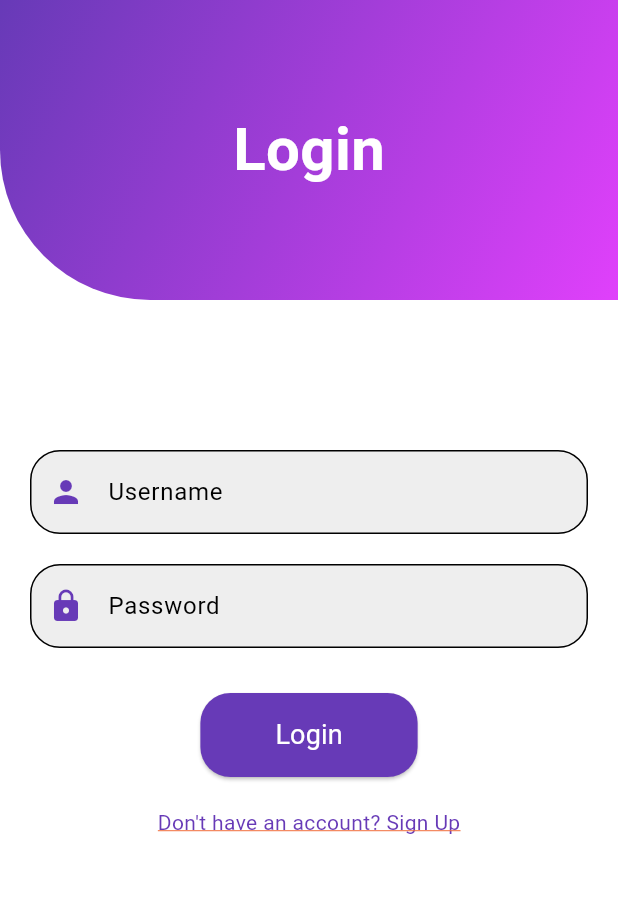
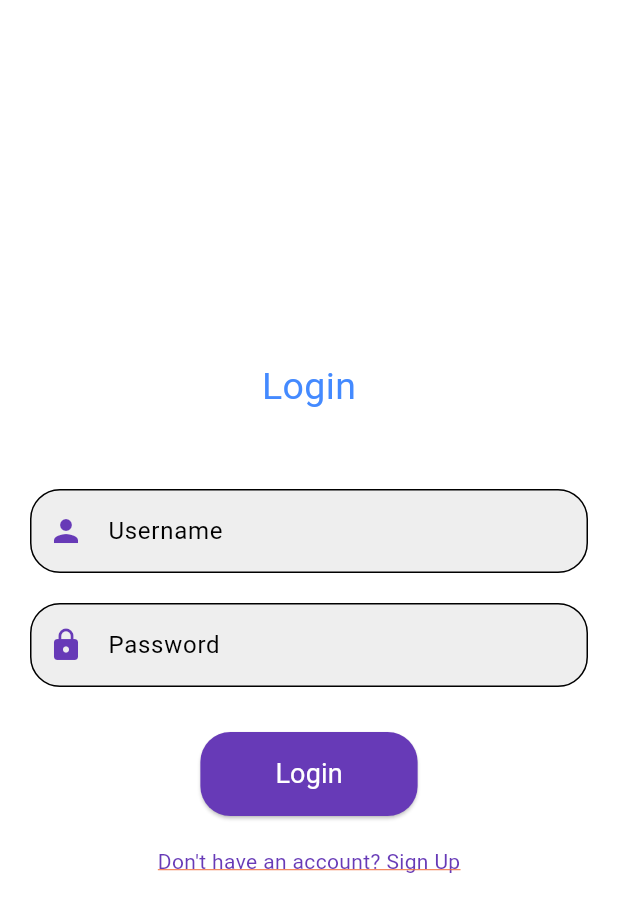
Before and after one commit to rizideep/bly_police, a Flutter app: the screen it shows after launch, on a phone screen of 412 x 824 dp. Shown: the top 912 px of the screen. Run offline on Flutter 3.47's test engine with Material 3 defaults, Android fonts, the phone set to English and light mode, and no system bars; drawn by our look-alikes of shimmer; our stand-ins replace flutter_bloc, flutter_svg, fluttertoast, get_storage, permission_handler; generated files the repository leaves out were written again; Roboto replaces fonts that are missing (inter).

Commit message:
update color multilanguage

```diff
--- /dev/null
+++ b/l10n.yaml
@@ -0,0 +1,3 @@
+arb-dir: lib/localization
+template-arb-file: app_en.arb
+output-localization-file: app_localizations.dart
--- a/lib/base/app_bloc.dart
+++ b/lib/base/app_bloc.dart
@@ -7,6 +7,7 @@ import 'package:http/http.dart';
 import '../server_api/server_constant.dart';
 import '../server_api/server_response.dart';
 import '../utils/app_constant.dart';
+import '../utils/util.dart';
 import 'app_events.dart';
 import 'app_repository.dart';
 import 'app_states.dart';
@@ -44,6 +45,7 @@ class AppBloc extends Bloc<AppEvent, AppStates> {
   }
 
   tigerEventsByTypes(AppEvent event) async {
+
     if (event is LoginEvent) {
       return await _loginRepository.userLoginApi(event);
     }
--- a/lib/base/app_events.dart
+++ b/lib/base/app_events.dart
@@ -1,6 +1,14 @@
+import 'dart:ui';
+
 class AppEvent {}
 
 class InitialEvent extends AppEvent {}
+
+class ChangeLocale extends AppEvent {
+  final Locale locale;
+
+  ChangeLocale(this.locale);
+}
 
 class LoginEvent extends AppEvent {
   late String mobileNumber;
--- a/lib/base/app_states.dart
+++ b/lib/base/app_states.dart
@@ -1,44 +1,54 @@
+import 'dart:ui';
+
 import '../server_api/server_response.dart';
+import 'app_error.dart';
 import 'app_events.dart';
-import 'app_error.dart';
 
 class AppStates {}
 
+class NeutralState extends AppStates {}
 
-  class NeutralState extends AppStates {
+class LocaleChanged extends AppStates {
+  final Locale locale;
 
+  LocaleChanged(this.locale);
 }
-class DataUiState extends AppStates {
-}
+
+class DataUiState extends AppStates {}
 
 class LoadingState extends AppStates {
   late bool isLoading;
   late AppEvent appEvent;
-  LoadingState( this.appEvent);
+
+  LoadingState(this.appEvent);
 }
 
 class ErrorState extends AppStates {
   late AppError appError;
   late AppEvent appEvent;
-  ErrorState(this.appError,this.appEvent);
+
+  ErrorState(this.appError, this.appEvent);
 }
 
 class SessionState extends AppStates {
   late AppError appError;
   late AppEvent appEvent;
-  SessionState(this.appError,this.appEvent);
+
+  SessionState(this.appError, this.appEvent);
 }
 
 class NetworkErrorState extends AppStates {
   late AppError appError;
   late AppEvent appEvent;
-  NetworkErrorState(this.appError,this.appEvent);
+
+  NetworkErrorState(this.appError, this.appEvent);
 }
 
 class SuccessState extends AppStates {
   late ServerResponse serverResponse;
   late AppEvent appEvent;
-  SuccessState(this.serverResponse,this.appEvent);
+
+  SuccessState(this.serverResponse, this.appEvent);
 }
 
 // class UploadDocSuccessState extends AppStates {
--- /dev/null
+++ b/lib/base/locale_bloc.dart
@@ -0,0 +1,12 @@
+import 'package:flutter_bloc/flutter_bloc.dart';
+import 'package:prop_olx/base/app_events.dart';
+import 'package:prop_olx/base/app_states.dart';
+
+class LocaleBloc extends Bloc<AppEvent, AppStates> {
+  LocaleBloc() : super(NeutralState()) {
+    on<ChangeLocale>((event, emit) {
+      // Emit the new locale state
+      emit(LocaleChanged(event.locale));
+    });
+  }
+}
--- /dev/null
+++ b/lib/localization/app_en.arb
@@ -0,0 +1,4 @@
+{
+  "title": "Welcome",
+  "message": "Hello, World!"
+}
--- /dev/null
+++ b/lib/localization/app_hi.arb
@@ -0,0 +1,4 @@
+{
+  "title": "स्वागत है",
+  "message": "नमस्ते, दुनिया!"
+}
--- a/lib/login_page.dart
+++ b/lib/login_page.dart
@@ -1,7 +1,9 @@
 import 'package:flutter/material.dart';
 import 'package:flutter/services.dart';
 import 'package:flutter_bloc/flutter_bloc.dart';
+import 'package:flutter_gen/gen_l10n/app_localizations.dart';
 import 'package:prop_olx/base/app_events.dart';
+import 'package:prop_olx/screens/settings_screen.dart';
 import 'package:prop_olx/signup_page.dart';
 import 'package:prop_olx/utils/getx_storage.dart';
 import 'package:shimmer/shimmer.dart';
@@ -9,7 +11,6 @@ import 'package:shimmer/shimmer.dart';
 import 'base/app_bloc.dart';
 import 'base/app_callbacks.dart';
 import 'base/app_states.dart';
-import 'custom_widget/custom_loading.dart';
 import 'custom_widget/error_screen.dart';
 import 'custom_widget/no_internet_screen.dart';
 
@@ -28,19 +29,10 @@ class LoginPageState extends State<LoginPage>
   final _formKey = GlobalKey<FormState>();
   String? username, password;
 
-
-
   @override
   void initState() {
     super.initState();
     appBloc = AppBloc();
-
-  }
-
-  @override
-  void dispose() {
-
-    super.dispose();
   }
 
   @override
@@ -55,6 +47,10 @@ class LoginPageState extends State<LoginPage>
           body: BlocConsumer<AppBloc, AppStates>(
             bloc: appBloc,
             listener: (context, state) async {
+              Navigator.push(
+                context,
+                MaterialPageRoute(builder: (context) => SettingsScreen()),
+              );
               if (state is SuccessState) {}
             },
             builder: (BuildContext context, AppStates state) {
@@ -78,49 +74,27 @@ class LoginPageState extends State<LoginPage>
     } else if (appStates is SuccessState) {
       return getMainView();
     } else if (appStates is LoadingState) {
-      return const Center(child: CustomLoading());
+      return getMainView();
     }
   }
 
   getMainView() {
-    return SingleChildScrollView(
+    return Padding(
+      padding: const EdgeInsets.all(20.0),
       child: Column(
+
+        mainAxisAlignment: MainAxisAlignment.center,
+        mainAxisSize: MainAxisSize.max,
         children: [
-          AnimatedContainer(
-            duration: const Duration(seconds: 1),
-            curve: Curves.fastOutSlowIn,
-            height: 200,
-            decoration: const BoxDecoration(
-              gradient: LinearGradient(
-                colors: [Colors.deepPurple, Colors.purpleAccent],
-                begin: Alignment.topLeft,
-                end: Alignment.bottomRight,
-              ),
-              borderRadius: BorderRadius.only(
-                bottomLeft: Radius.circular(100),
+          const Text(
+            "Login",
+            style: TextStyle(
+              fontSize: 25,
+              color: Colors.blueAccent,
             ),
           ),
-            child: Center(
-              child: Shimmer.fromColors(
-                baseColor: Colors.white,
-                highlightColor: Colors.purple[300]!,
-                child: const Text(
-                  "Login",
-                  style: TextStyle(
-                    color: Colors.white,
-                    fontSize: 40,
-                    fontWeight: FontWeight.bold,
-                  ),
-                ),
-              ),
-            ),
-          ),
-          const SizedBox(
-            height: 80,
-          ),
-          Padding(
-            padding: const EdgeInsets.all(20.0),
-            child: Form(
+          const SizedBox(height: 50,),
+          Form(
             key: _formKey,
             child: Column(
               children: [
@@ -214,7 +188,6 @@ class LoginPageState extends State<LoginPage>
               ],
             ),
           ),
-          ),
         ],
       ),
     );
--- a/lib/main.dart
+++ b/lib/main.dart
@@ -1,11 +1,17 @@
 import 'package:flutter/material.dart';
 import 'package:flutter/services.dart';
+import 'package:flutter_bloc/flutter_bloc.dart';
+import 'package:flutter_gen/gen_l10n/app_localizations.dart';
+import 'package:flutter_localizations/flutter_localizations.dart';
 import 'package:get_storage/get_storage.dart';
+import 'package:prop_olx/base/app_states.dart';
 import 'package:prop_olx/login_page.dart';
 import 'package:prop_olx/signup_page.dart';
 import 'package:prop_olx/splash_screen.dart';
 import 'package:prop_olx/src/app_colors.dart';
 import 'package:prop_olx/src/themes.dart';
+
+import 'base/locale_bloc.dart';
 
 Future<void> main() async {
   WidgetsFlutterBinding.ensureInitialized();
@@ -19,26 +25,63 @@ Future<void> main() async {
     DeviceOrientation.portraitUp,
     DeviceOrientation.portraitDown,
   ]);
-  runApp(const MyApp());
+  runApp(BlocProvider(
+    create: (context) => LocaleBloc(),
+    child: const MyApp(),
+  ));
 }
 
-class MyApp extends StatelessWidget {
+class MyApp extends StatefulWidget {
   const MyApp({super.key});
 
   @override
+  State<MyApp> createState() => _MyAppState();
+}
+
+class _MyAppState extends State<MyApp> {
+  @override
+  void initState() {
+    super.initState();
+  }
+
+  @override
   Widget build(BuildContext context) {
+    return BlocProvider(
+      create: (_) => LocaleBloc(),
+      child: BlocBuilder<LocaleBloc, AppStates>(
+        builder: (context, state) {
+          // Default locale is Hindi
+          Locale locale = const Locale('hi');
+          // Update locale if state is LocaleChanged
+          if (state is LocaleChanged) {
+            locale = state.locale;
+          }
           return MaterialApp(
-      title: 'Architect Demo',
             debugShowCheckedModeBanner: false,
+            locale: locale,
+            // Use the locale from the state
+            supportedLocales: const [
+              Locale('en'), // English
+              Locale('hi'), // Hindi
+            ],
+            localizationsDelegates: const [
+              AppLocalizations.delegate,
+              GlobalMaterialLocalizations.delegate,
+              GlobalWidgetsLocalizations.delegate,
+              GlobalCupertinoLocalizations.delegate,
+            ],
+            title: 'Bly Police',
             theme: lightTheme,
             darkTheme: darkTheme,
             routes: {
               "splash": (context) => const SplashScreen(),
               "login": (context) => const LoginPage(),
-        "sign_up": (context) => const SignUpPage( ),
-
+              "sign_up": (context) => const SignUpPage(),
             },
             initialRoute: "splash",
           );
+        },
+      ),
+    );
   }
 }
--- a/lib/src/themes.dart
+++ b/lib/src/themes.dart
@@ -6,6 +6,12 @@ import 'app_colors.dart';
 
 final lightTheme = ThemeData(
   cardColor: backgroundColor,
+  canvasColor: colorWhite,
+  dropdownMenuTheme: DropdownMenuThemeData(
+    menuStyle: MenuStyle(
+      backgroundColor: MaterialStateProperty.all(Colors.orange[50]),
+    ),
+  ),
   appBarTheme: const AppBarTheme(
     systemOverlayStyle: SystemUiOverlayStyle.dark, // 2
   ),
@@ -18,9 +24,9 @@ final lightTheme = ThemeData(
   colorScheme: ColorScheme.fromSwatch().copyWith(
     primary: primaryColor,
     onPrimary: onPrimaryColor,
-    surfaceContainerHighest: onBackgroundColor,
     primaryContainer: primaryContainerColor,
     onPrimaryContainer: onPrimaryContainerColor,
+    surfaceContainerHighest: onBackgroundColor,
     secondary: secondaryColor,
     onSecondary: onSecondaryColor,
     secondaryContainer: secondaryColor,
--- a/pubspec.yaml
+++ b/pubspec.yaml
@@ -34,9 +34,12 @@ dependencies:
 
   # The following adds the Cupertino Icons font to your application.
   # Use with the CupertinoIcons class for iOS style icons.
+    # Internationalization support.
+  flutter_localizations:
+    sdk: flutter
+  intl: any
   cupertino_icons: ^1.0.6
   fluttertoast: ^8.2.1
-  intl: ^0.17.0
   get_storage: ^2.1.1
   http: ^1.2.1
   flutter_bloc: ^8.1.2
@@ -74,6 +77,7 @@ flutter:
   # The following line ensures that the Material Icons font is
   # included with your application, so that you can use the icons in
   # the material Icons class.
+  generate: true
   uses-material-design: true
 
   # To add assets to your application, add an assets section, like this:
```
Also changed, not shown: lib/screens/dash_bard.dart (added, +34 -0 lines), lib/screens/settings_screen.dart (added, +72 -0 lines), lib/signup_page.dart (+13 -42 lines), lib/src/app_colors.dart (+60 -82 lines), pubspec.lock. Lines whose indentation alone changed are shown as unchanged.
